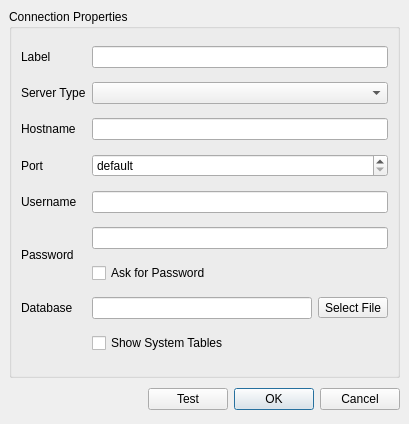
The window that ConnectionDlg.ui (khomchenkovaa/QtSqlView) describes before a commit, drawn with Qt 5.
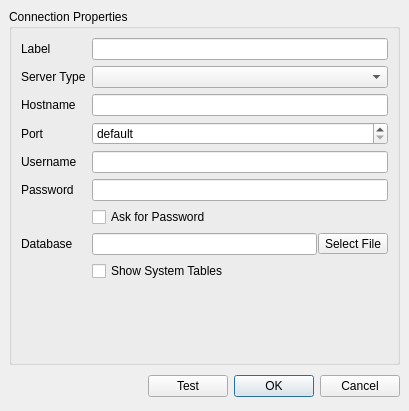
The same window after the commit. Icons and pictures are not drawn.

```diff
--- a/ConnectionDlg.ui
+++ b/ConnectionDlg.ui
@@ -7,7 +7,7 @@
     <x>0</x>
     <y>0</y>
     <width>409</width>
-    <height>424</height>
+    <height>411</height>
    </rect>
   </property>
   <property name="windowTitle">
@@ -38,54 +38,19 @@
      <property name="title">
       <string>Connection Properties</string>
      </property>
-     <layout class="QGridLayout">
-      <property name="leftMargin">
-       <number>9</number>
-      </property>
-      <property name="topMargin">
-       <number>9</number>
-      </property>
-      <property name="rightMargin">
-       <number>9</number>
-      </property>
-      <property name="bottomMargin">
-       <number>9</number>
-      </property>
-      <property name="spacing">
-       <number>6</number>
-      </property>
-      <item row="2" column="1" colspan="2">
-       <widget class="QLineEdit" name="editHostname"/>
-      </item>
-      <item row="8" column="1" colspan="2">
-       <widget class="QCheckBox" name="checkSysTables">
+     <layout class="QFormLayout" name="formLayout">
+      <item row="0" column="0">
+       <widget class="QLabel" name="label1">
         <property name="text">
-         <string>Show System Tables</string>
+         <string>Label</string>
         </property>
-       </widget>
-      </item>
-      <item row="7" column="1">
-       <widget class="QLineEdit" name="editDatabase"/>
-      </item>
-      <item row="7" column="0">
-       <widget class="QLabel" name="labelDatabase">
-        <property name="text">
-         <string>Database</string>
-        </property>
         <property name="buddy">
          <cstring>editDatabase</cstring>
         </property>
        </widget>
       </item>
-      <item row="5" column="0" rowspan="2">
-       <widget class="QLabel" name="label6">
-        <property name="text">
-         <string>Password</string>
-        </property>
-        <property name="buddy">
-         <cstring>editPassword</cstring>
-        </property>
-       </widget>
+      <item row="0" column="1">
+       <widget class="QLineEdit" name="editLabel"/>
       </item>
       <item row="1" column="0">
        <widget class="QLabel" name="label4">
@@ -97,7 +62,7 @@
         </property>
        </widget>
       </item>
-      <item row="1" column="1" colspan="2">
+      <item row="1" column="1">
        <widget class="QComboBox" name="comboType"/>
       </item>
       <item row="2" column="0">
@@ -110,6 +75,9 @@
         </property>
        </widget>
       </item>
+      <item row="2" column="1">
+       <widget class="QLineEdit" name="editHostname"/>
+      </item>
       <item row="3" column="0">
        <widget class="QLabel" name="label3">
         <property name="text">
@@ -120,47 +88,7 @@
         </property>
        </widget>
       </item>
-      <item row="4" column="0">
-       <widget class="QLabel" name="label5">
-        <property name="text">
-         <string>Username</string>
-        </property>
-        <property name="buddy">
-         <cstring>editUsername</cstring>
-        </property>
-       </widget>
-      </item>
-      <item row="0" column="1" colspan="2">
-       <widget class="QLineEdit" name="editLabel"/>
-      </item>
-      <item row="0" column="0">
-       <widget class="QLabel" name="label1">
-        <property name="text">
-         <string>Label</string>
-        </property>
-        <property name="buddy">
-         <cstring>editLabel</cstring>
-        </property>
-       </widget>
-      </item>
-      <item row="5" column="1" colspan="2">
-       <widget class="QLineEdit" name="editPassword">
-        <property name="echoMode">
-         <enum>QLineEdit::Password</enum>
-        </property>
-       </widget>
-      </item>
-      <item row="4" column="1" colspan="2">
-       <widget class="QLineEdit" name="editUsername"/>
-      </item>
-      <item row="6" column="1" colspan="2">
-       <widget class="QCheckBox" name="checkAskPassword">
-        <property name="text">
-         <string>Ask for Password</string>
-        </property>
-       </widget>
-      </item>
-      <item row="3" column="1" colspan="2">
+      <item row="3" column="1">
        <widget class="QSpinBox" name="spinPort">
         <property name="buttonSymbols">
          <enum>QAbstractSpinBox::UpDownArrows</enum>
@@ -179,14 +107,78 @@
         </property>
        </widget>
       </item>
-      <item row="7" column="2">
-       <widget class="QToolButton" name="buttonSelectFile">
+      <item row="4" column="0">
+       <widget class="QLabel" name="label5">
         <property name="text">
-         <string>Select File</string>
+         <string>Username</string>
         </property>
-        <property name="icon">
-         <iconset resource="QtSqlView.qrc">
-          <normaloff>:/img/diropen.png</normaloff>:/img/diropen.png</iconset>
+        <property name="buddy">
+         <cstring>editUsername</cstring>
+        </property>
+       </widget>
+      </item>
+      <item row="4" column="1">
+       <widget class="QLineEdit" name="editUsername"/>
+      </item>
+      <item row="5" column="0">
+       <widget class="QLabel" name="label6">
+        <property name="text">
+         <string>Password</string>
+        </property>
+        <property name="buddy">
+         <cstring>editPassword</cstring>
+        </property>
+       </widget>
+      </item>
+      <item row="5" column="1">
+       <widget class="QLineEdit" name="editPassword">
+        <property name="echoMode">
+         <enum>QLineEdit::Password</enum>
+        </property>
+       </widget>
+      </item>
+      <item row="6" column="1">
+       <widget class="QCheckBox" name="checkAskPassword">
+        <property name="text">
+         <string>Ask for Password</string>
+        </property>
+       </widget>
+      </item>
+      <item row="7" column="0">
+       <widget class="QLabel" name="labelDatabase">
+        <property name="text">
+         <string>Database</string>
+        </property>
+        <property name="buddy">
+         <cstring>editDatabase</cstring>
+        </property>
+       </widget>
+      </item>
+      <item row="7" column="1">
+       <layout class="QHBoxLayout" name="horizontalLayout">
+        <property name="spacing">
+         <number>1</number>
+        </property>
+        <item>
+         <widget class="QLineEdit" name="editDatabase"/>
+        </item>
+        <item>
+         <widget class="QToolButton" name="buttonSelectFile">
+          <property name="text">
+           <string>Select File</string>
+          </property>
+          <property name="icon">
+           <iconset resource="QtSqlView.qrc">
+            <normaloff>:/img/diropen.png</normaloff>:/img/diropen.png</iconset>
+          </property>
+         </widget>
+        </item>
+       </layout>
+      </item>
+      <item row="8" column="1">
+       <widget class="QCheckBox" name="checkSysTables">
+        <property name="text">
+         <string>Show System Tables</string>
         </property>
        </widget>
       </item>
```
Left out of the diff: 2 changed lines with no effect on the pictures.
